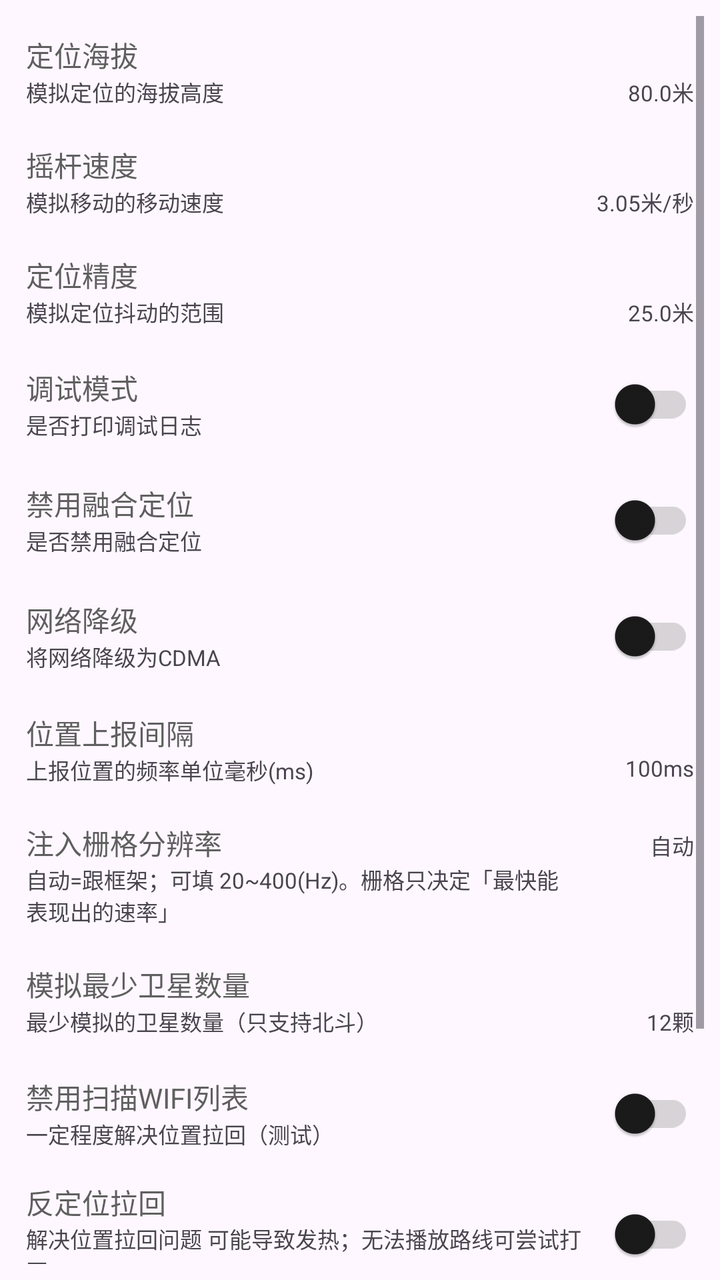
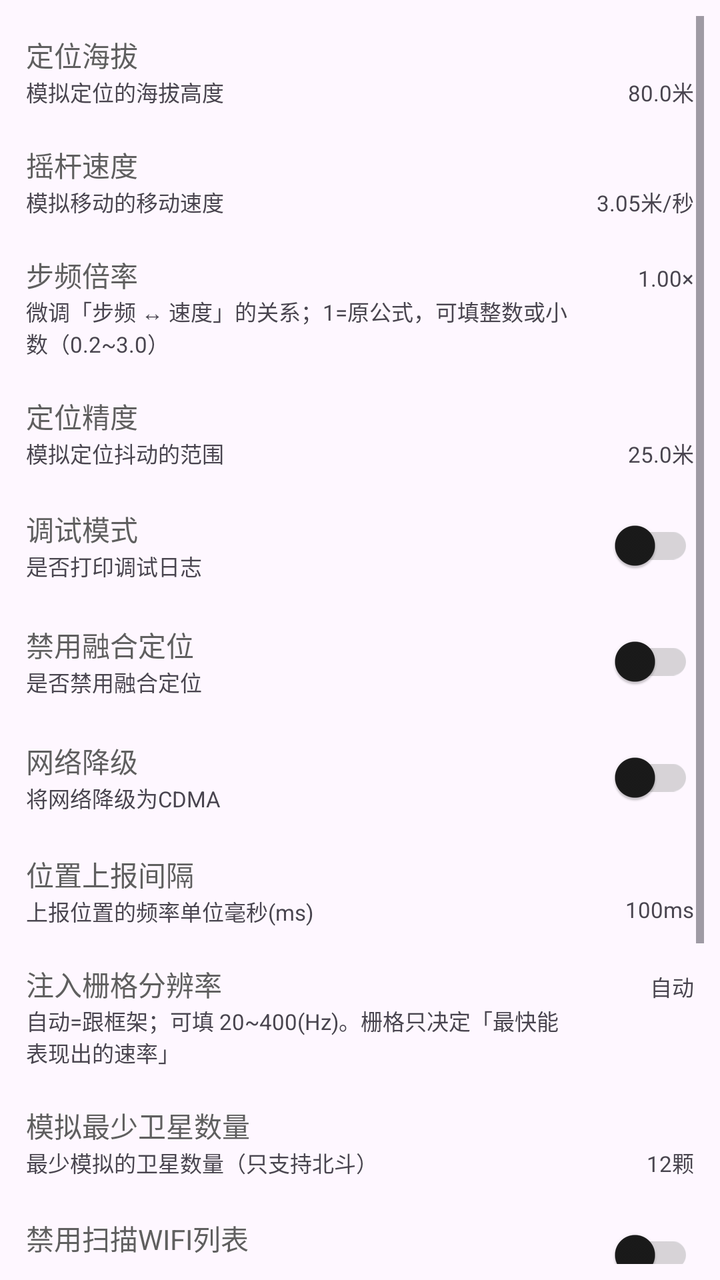

Before-and-after screenshots of an Android layout around one commit, followed by the original layout XML and the change that was made.
<!-- AndroidManifest.xml: application theme AppTheme -->
<!-- res/layout/fragment_settings.xml -->
<?xml version="1.0" encoding="utf-8"?>
<androidx.constraintlayout.widget.ConstraintLayout xmlns:android="http://schemas.android.com/apk/res/android"
    xmlns:app="http://schemas.android.com/apk/res-auto"
    xmlns:tools="http://schemas.android.com/tools"
    android:layout_width="match_parent"
    android:layout_height="match_parent"
    android:padding="8dp"
    tools:context=".ui.settings.SettingsFragment">

    <ScrollView
        android:layout_width="match_parent"
        android:layout_height="0dp"
        app:layout_constraintTop_toTopOf="parent"
        app:layout_constraintStart_toStartOf="parent">

        <LinearLayout
            android:layout_width="match_parent"
            android:layout_height="wrap_content"
            android:orientation="vertical">

            <LinearLayout
                android:id="@+id/selinux_layout"
                android:visibility="gone"
                android:layout_width="match_parent"
                android:layout_height="wrap_content"
                android:gravity="center_vertical"
                android:orientation="horizontal"
                android:padding="5dp">
                <LinearLayout
                    android:layout_width="0dp"
                    android:layout_height="wrap_content"
                    android:layout_weight="1"
                    android:orientation="vertical"
                    android:gravity="center_vertical">
                    <com.google.android.material.textview.MaterialTextView
                        android:layout_width="wrap_content"
                        android:layout_height="wrap_content"
                        android:text="@string/selinux"
                        android:textColor="?attr/colorOnSurfaceVariant" />
                    <com.google.android.material.textview.MaterialTextView
                        android:layout_width="wrap_content"
                        android:layout_height="wrap_content"
                        android:text="@string/need_open_selinux"
                        android:textSize="11sp" />
                </LinearLayout>
                <com.google.android.material.switchmaterial.SwitchMaterial
                    android:id="@+id/selinux_switch"
                    android:layout_width="wrap_content"
                    android:layout_height="wrap_content"
                    android:layout_gravity="center_vertical"
                    app:useMaterialThemeColors="true"
                    app:trackTint="@color/switch_track_tint"/>
            </LinearLayout>

            <androidx.constraintlayout.widget.ConstraintLayout
                android:id="@+id/altitude_layout"
                android:layout_width="match_parent"
                android:layout_height="wrap_content"
                android:gravity="center_vertical"
                android:padding="5dp"
                android:layout_marginTop="4dp"
                android:layout_marginBottom="4dp">

                <com.google.android.material.textview.MaterialTextView
                    android:id="@+id/altitude_title"
                    android:layout_width="0dp"
                    android:layout_height="wrap_content"
                    android:text="@string/altitude"
                    android:textColor="?attr/colorOnSurfaceVariant"
                    app:layout_constraintStart_toStartOf="parent"
                    app:layout_constraintTop_toTopOf="parent"/>

                <com.google.android.material.textview.MaterialTextView
                    android:id="@+id/altitude_desc"
                    android:layout_width="0dp"
                    android:layout_height="wrap_content"
                    android:text="@string/altitude_desc"
                    android:textSize="11sp"
                    app:layout_constraintStart_toStartOf="parent"
                    app:layout_constraintTop_toBottomOf="@id/altitude_title"/>

                <com.google.android.material.textview.MaterialTextView
                    android:id="@+id/altitude_value"
                    android:layout_width="wrap_content"
                    android:layout_height="wrap_content"
                    android:text="80.0米"
                    android:textSize="11sp"
                    app:layout_constraintTop_toBottomOf="@id/altitude_title"
                    app:layout_constraintEnd_toEndOf="parent" />

            </androidx.constraintlayout.widget.ConstraintLayout>

            <androidx.constraintlayout.widget.ConstraintLayout
                android:id="@+id/speed_layout"
                android:layout_width="match_parent"
                android:layout_height="wrap_content"
                android:gravity="center_vertical"
                android:padding="5dp"
                android:layout_marginTop="4dp"
                android:layout_marginBottom="4dp">

                <com.google.android.material.textview.MaterialTextView
                    android:id="@+id/speed_title"
                    android:layout_width="0dp"
                    android:layout_height="wrap_content"
                    android:text="@string/rocker_speed"
                    android:textColor="?attr/colorOnSurfaceVariant"
                    app:layout_constraintStart_toStartOf="parent"
                    app:layout_constraintTop_toTopOf="parent"/>

                <com.google.android.material.textview.MaterialTextView
                    android:id="@+id/speed_desc"
                    android:layout_width="0dp"
                    android:layout_height="wrap_content"
                    android:text="@string/rocker_speed_desc"
                    android:textSize="11sp"
                    app:layout_constraintStart_toStartOf="parent"
                    app:layout_constraintTop_toBottomOf="@id/speed_title"/>

                <com.google.android.material.textview.MaterialTextView
                    android:id="@+id/speed_value"
                    android:layout_width="wrap_content"
                    android:layout_height="wrap_content"
                    android:text="3.05米/秒"
                    android:textSize="11sp"
                    app:layout_constraintTop_toBottomOf="@id/speed_title"
                    app:layout_constraintEnd_toEndOf="parent" />

            </androidx.constraintlayout.widget.ConstraintLayout>

            <androidx.constraintlayout.widget.ConstraintLayout
                android:id="@+id/accuracy_layout"
                android:layout_width="match_parent"
                android:layout_height="wrap_content"
                android:gravity="center_vertical"
                android:padding="5dp"
                android:layout_marginTop="4dp"
                android:layout_marginBottom="4dp">

                <com.google.android.material.textview.MaterialTextView
                    android:id="@+id/accuracy_title"
                    android:layout_width="0dp"
                    android:layout_height="wrap_content"
                    android:text="@string/accuracy"
                    android:textColor="?attr/colorOnSurfaceVariant"
                    app:layout_constraintStart_toStartOf="parent"
                    app:layout_constraintTop_toTopOf="parent"/>

                <com.google.android.material.textview.MaterialTextView
                    android:id="@+id/accuracy_desc"
                    android:layout_width="0dp"
                    android:layout_height="wrap_content"
                    android:text="@string/accuracy_desc"
                    android:textSize="11sp"
                    app:layout_constraintStart_toStartOf="parent"
                    app:layout_constraintTop_toBottomOf="@id/accuracy_title"/>

                <com.google.android.material.textview.MaterialTextView
                    android:id="@+id/accuracy_value"
                    android:layout_width="wrap_content"
                    android:layout_height="wrap_content"
                    android:text="25.0米"
                    android:textSize="11sp"
                    app:layout_constraintTop_toBottomOf="@id/accuracy_title"
                    app:layout_constraintEnd_toEndOf="parent" />

            </androidx.constraintlayout.widget.ConstraintLayout>

            <LinearLayout
                android:id="@+id/debug_layout"
                android:layout_width="match_parent"
                android:layout_height="wrap_content"
                android:padding="5dp"
                android:gravity="center_vertical"
                android:orientation="horizontal">
                <LinearLayout
                    android:layout_width="0dp"
                    android:layout_height="wrap_content"
                    android:layout_weight="1"
                    android:orientation="vertical"
                    android:gravity="center_vertical">
                    <com.google.android.material.textview.MaterialTextView
                        android:layout_width="wrap_content"
                        android:layout_height="wrap_content"
                        android:text="@string/debug"
                        android:textColor="?attr/colorOnSurfaceVariant" />
                    <com.google.android.material.textview.MaterialTextView
                        android:layout_width="wrap_content"
                        android:layout_height="wrap_content"
                        android:text="@string/debug_desc"
                        android:textSize="11sp" />
                </LinearLayout>
                <com.google.android.material.switchmaterial.SwitchMaterial
                    android:id="@+id/debug_switch"
                    android:layout_width="wrap_content"
                    android:layout_height="wrap_content"
                    android:layout_gravity="center_vertical"
                    app:useMaterialThemeColors="true"
                    app:trackTint="@color/switch_track_tint"/>
            </LinearLayout>

            <LinearLayout
                android:id="@+id/dfused_layout"
                android:layout_width="match_parent"
                android:layout_height="wrap_content"
                android:gravity="center_vertical"
                android:padding="5dp"
                android:orientation="horizontal">
                <LinearLayout
                    android:layout_width="0dp"
                    android:layout_height="wrap_content"
                    android:layout_weight="1"
                    android:orientation="vertical"
                    android:gravity="center_vertical">
                    <com.google.android.material.textview.MaterialTextView
                        android:layout_width="wrap_content"
                        android:layout_height="wrap_content"
                        android:text="@string/dfused"
                        android:textColor="?attr/colorOnSurfaceVariant" />
                    <com.google.android.material.textview.MaterialTextView
                        android:layout_width="wrap_content"
                        android:layout_height="wrap_content"
                        android:text="@string/dfused_desc"
                        android:textSize="11sp" />
                </LinearLayout>
                <com.google.android.material.switchmaterial.SwitchMaterial
                    android:id="@+id/dfused_switch"
                    android:layout_width="wrap_content"
                    android:layout_height="wrap_content"
                    android:layout_gravity="center_vertical"
                    app:useMaterialThemeColors="true"
                    app:trackTint="@color/switch_track_tint"/>
            </LinearLayout>

            <LinearLayout
                android:id="@+id/cdma_layout"
                android:layout_width="match_parent"
                android:layout_height="wrap_content"
                android:gravity="center_vertical"
                android:padding="5dp"
                android:orientation="horizontal">
                <LinearLayout
                    android:layout_width="0dp"
                    android:layout_height="wrap_content"
                    android:layout_weight="1"
                    android:orientation="vertical"
                    android:gravity="center_vertical">
                    <com.google.android.material.textview.MaterialTextView
                        android:layout_width="wrap_content"
                        android:layout_height="wrap_content"
                        android:text="@string/cdma"
                        android:textColor="?attr/colorOnSurfaceVariant" />
                    <com.google.android.material.textview.MaterialTextView
                        android:layout_width="wrap_content"
                        android:layout_height="wrap_content"
                        android:text="@string/cdma_desc"
                        android:textSize="11sp" />
                </LinearLayout>
                <com.google.android.material.switchmaterial.SwitchMaterial
                    android:id="@+id/cdma_switch"
                    android:layout_width="wrap_content"
                    android:layout_height="wrap_content"
                    android:layout_gravity="center_vertical"
                    app:useMaterialThemeColors="true"
                    app:trackTint="@color/switch_track_tint"/>
            </LinearLayout>

            <androidx.constraintlayout.widget.ConstraintLayout
                android:id="@+id/report_duration_layout"
                android:layout_width="match_parent"
                android:layout_height="wrap_content"
                android:gravity="center_vertical"
                android:padding="5dp"
                android:layout_marginTop="4dp"
                android:layout_marginBottom="4dp">

                <com.google.android.material.textview.MaterialTextView
                    android:id="@+id/report_duration_title"
                    android:layout_width="0dp"
                    android:layout_height="wrap_content"
                    android:text="@string/item_report_duration_title"
                    android:textColor="?attr/colorOnSurfaceVariant"
                    app:layout_constraintStart_toStartOf="parent"
                    app:layout_constraintTop_toTopOf="parent"/>

                <com.google.android.material.textview.MaterialTextView
                    android:id="@+id/report_duration_desc"
                    android:layout_width="0dp"
                    android:layout_height="wrap_content"
                    android:text="@string/item_report_duration_desc"
                    android:textSize="11sp"
                    app:layout_constraintStart_toStartOf="parent"
                    app:layout_constraintTop_toBottomOf="@id/report_duration_title"/>

                <com.google.android.material.textview.MaterialTextView
                    android:id="@+id/report_duration_value"
                    android:layout_width="wrap_content"
                    android:layout_height="wrap_content"
                    android:text="@string/item_report_duration_value"
                    android:textSize="11sp"
                    app:layout_constraintTop_toBottomOf="@id/report_duration_title"
                    app:layout_constraintEnd_toEndOf="parent" />

            </androidx.constraintlayout.widget.ConstraintLayout>

            <androidx.constraintlayout.widget.ConstraintLayout
                android:id="@+id/sensor_grid_layout"
                android:layout_width="match_parent"
                android:layout_height="wrap_content"
                android:gravity="center_vertical"
                android:padding="5dp"
                android:layout_marginTop="4dp"
                android:layout_marginBottom="4dp">

                <com.google.android.material.textview.MaterialTextView
                    android:id="@+id/sensor_grid_title"
                    android:layout_width="0dp"
                    android:layout_height="wrap_content"
                    android:text="注入栅格分辨率"
                    android:textColor="?attr/colorOnSurfaceVariant"
                    app:layout_constraintStart_toStartOf="parent"
                    app:layout_constraintEnd_toStartOf="@id/sensor_grid_value"
                    app:layout_constraintHorizontal_bias="0"
                    app:layout_constraintTop_toTopOf="parent"/>

                <com.google.android.material.textview.MaterialTextView
                    android:id="@+id/sensor_grid_desc"
                    android:layout_width="0dp"
                    android:layout_height="wrap_content"
                    android:layout_marginEnd="8dp"
                    android:text="自动=跟框架；可填 20~400(Hz)。栅格只决定「最快能表现出的速率」"
                    android:textSize="11sp"
                    app:layout_constraintStart_toStartOf="parent"
                    app:layout_constraintEnd_toStartOf="@id/sensor_grid_value"
                    app:layout_constraintHorizontal_bias="0"
                    app:layout_constraintTop_toBottomOf="@id/sensor_grid_title"/>

                <com.google.android.material.textview.MaterialTextView
                    android:id="@+id/sensor_grid_value"
                    android:layout_width="wrap_content"
                    android:layout_height="wrap_content"
                    android:minWidth="52dp"
                    android:gravity="end"
                    android:text="自动"
                    android:textSize="11sp"
                    app:layout_constraintBaseline_toBaselineOf="@id/sensor_grid_title"
                    app:layout_constraintEnd_toEndOf="parent" />

            </androidx.constraintlayout.widget.ConstraintLayout>

            <androidx.constraintlayout.widget.ConstraintLayout
                android:id="@+id/satellite_count_layout"
                android:layout_width="match_parent"
                android:layout_height="wrap_content"
                android:gravity="center_vertical"
                android:padding="5dp"
                android:layout_marginTop="4dp"
                android:layout_marginBottom="4dp">

                <com.google.android.material.textview.MaterialTextView
                    android:id="@+id/satellite_count_title"
                    android:layout_width="0dp"
                    android:layout_height="wrap_content"
                    android:text="模拟最少卫星数量"
                    android:textColor="?attr/colorOnSurfaceVariant"
                    app:layout_constraintStart_toStartOf="parent"
                    app:layout_constraintTop_toTopOf="parent"/>

                <com.google.android.material.textview.MaterialTextView
                    android:id="@+id/satellite_count_desc"
                    android:layout_width="0dp"
                    android:layout_height="wrap_content"
                    android:text="最少模拟的卫星数量（只支持北斗）"
                    android:textSize="11sp"
                    app:layout_constraintStart_toStartOf="parent"
                    app:layout_constraintTop_toBottomOf="@id/satellite_count_title"/>

                <com.google.android.material.textview.MaterialTextView
                    android:id="@+id/satellite_count_value"
                    android:layout_width="wrap_content"
                    android:layout_height="wrap_content"
                    android:text="12颗"
                    android:textSize="11sp"
                    app:layout_constraintTop_toBottomOf="@id/satellite_count_title"
                    app:layout_constraintEnd_toEndOf="parent" />

            </androidx.constraintlayout.widget.ConstraintLayout>

            <LinearLayout
                android:id="@+id/disable_wlan_scan_layout"
                android:layout_width="match_parent"
                android:layout_height="wrap_content"
                android:gravity="center_vertical"
                android:padding="5dp"
                android:orientation="horizontal">
                <LinearLayout
                    android:layout_width="0dp"
                    android:layout_height="wrap_content"
                    android:layout_weight="1"
                    android:orientation="vertical"
                    android:gravity="center_vertical">
                    <com.google.android.material.textview.MaterialTextView
                        android:layout_width="wrap_content"
                        android:layout_height="wrap_content"
                        android:text="禁用扫描WIFI列表"
                        android:textColor="?attr/colorOnSurfaceVariant" />
                    <com.google.android.material.textview.MaterialTextView
                        android:layout_width="wrap_content"
                        android:layout_height="wrap_content"
                        android:text="一定程度解决位置拉回（测试）"
                        android:textSize="11sp" />
                </LinearLayout>
                <com.google.android.material.switchmaterial.SwitchMaterial
                    android:id="@+id/disable_wlan_scan_switch"
                    android:layout_width="wrap_content"
                    android:layout_height="wrap_content"
                    android:layout_gravity="center_vertical"
                    app:useMaterialThemeColors="true"
                    app:trackTint="@color/switch_track_tint"/>
            </LinearLayout>

            <LinearLayout
                android:id="@+id/loop_broadcast_location_layout"
                android:layout_width="match_parent"
                android:layout_height="wrap_content"
                android:gravity="center_vertical"
                android:padding="5dp"
                android:orientation="horizontal">
                <LinearLayout
                    android:layout_width="0dp"
                    android:layout_height="wrap_content"
                    android:layout_weight="1"
                    android:orientation="vertical"
                    android:gravity="center_vertical">
                    <com.google.android.material.textview.MaterialTextView
                        android:layout_width="wrap_content"
                        android:layout_height="wrap_content"
                        android:text="反定位拉回"
                        android:textColor="?attr/colorOnSurfaceVariant" />
                    <com.google.android.material.textview.MaterialTextView
                        android:layout_width="wrap_content"
                        android:layout_height="wrap_content"
                        android:text="解决位置拉回问题 可能导致发热；无法播放路线可尝试打开"
                        android:textSize="11sp" />
                </LinearLayout>
                <com.google.android.material.switchmaterial.SwitchMaterial
                    android:id="@+id/loop_broadcast_location_switch"
                    android:layout_width="wrap_content"
                    android:layout_height="wrap_content"
                    android:layout_gravity="center_vertical"
                    app:useMaterialThemeColors="true"
                    app:trackTint="@color/switch_track_tint"/>
            </LinearLayout>

            <LinearLayout
                android:id="@+id/binder_sensor_mock_layout"
                android:layout_width="match_parent"
                android:layout_height="wrap_content"
                android:layout_marginTop="4dp"
                android:layout_marginBottom="4dp"
                android:gravity="center_vertical"
                android:orientation="horizontal"
                android:padding="5dp">
                <LinearLayout
                    android:layout_width="0dp"
                    android:layout_height="wrap_content"
                    android:layout_weight="1"
                    android:gravity="center_vertical"
                    android:orientation="vertical">
                    <com.google.android.material.textview.MaterialTextView
                        android:layout_width="wrap_content"
                        android:layout_height="wrap_content"
                        android:text="@string/binder_sensor_mock"
                        android:textColor="?attr/colorOnSurfaceVariant" />
                    <com.google.android.material.textview.MaterialTextView
                        android:layout_width="wrap_content"
                        android:layout_height="wrap_content"
                        android:textSize="11sp"
                        android:text="@string/binder_sensor_mock_desc" />
                </LinearLayout>
                <com.google.android.material.switchmaterial.SwitchMaterial
                    android:id="@+id/binder_sensor_mock_switch"
                    android:layout_width="wrap_content"
                    android:layout_height="wrap_content"
                    android:layout_gravity="center_vertical"
                    app:useMaterialThemeColors="true"
                    app:trackTint="@color/switch_track_tint"/>
            </LinearLayout>

            <LinearLayout
                android:id="@+id/allow_landscape_layout"
                android:layout_width="match_parent"
                android:layout_height="wrap_content"
                android:gravity="center_vertical"
                android:padding="5dp"
                android:orientation="horizontal">
                <LinearLayout
                    android:layout_width="0dp"
                    android:layout_height="wrap_content"
                    android:layout_weight="1"
                    android:orientation="vertical"
                    android:gravity="center_vertical">
                    <com.google.android.material.textview.MaterialTextView
                        android:layout_width="wrap_content"
                        android:layout_height="wrap_content"
                        android:text="@string/allow_landscape"
                        android:textColor="?attr/colorOnSurfaceVariant" />
                    <com.google.android.material.textview.MaterialTextView
                        android:layout_width="wrap_content"
                        android:layout_height="wrap_content"
                        android:text="@string/allow_landscape_desc"
                        android:textSize="11sp" />
                </LinearLayout>
                <com.google.android.material.switchmaterial.SwitchMaterial
                    android:id="@+id/allow_landscape_switch"
                    android:layout_width="wrap_content"
                    android:layout_height="wrap_content"
                    android:layout_gravity="center_vertical"
                    app:useMaterialThemeColors="true"
                    app:trackTint="@color/switch_track_tint"/>
            </LinearLayout>
        </LinearLayout>

    </ScrollView>
</androidx.constraintlayout.widget.ConstraintLayout>
<!-- resources referenced by this layout -->
<resources>
  <string name="accuracy">定位精度</string>
  <string name="accuracy_desc">模拟定位抖动的范围</string>
  <string name="allow_landscape">允许横屏</string>
  <string name="allow_landscape_desc">可能有视觉问题</string>
  <string name="altitude">定位海拔</string>
  <string name="altitude_desc">模拟定位的海拔高度</string>
  <string name="binder_sensor_mock">Binder 外周传感器模拟</string>
  <string name="binder_sensor_mock_desc">实验性：只在系统框架层伪造外周传感器，不注入目标应用；需重启目标应用生效</string>
  <string name="cdma">网络降级</string>
  <string name="cdma_desc">将网络降级为CDMA</string>
  <string name="debug">调试模式</string>
  <string name="debug_desc">是否打印调试日志</string>
  <string name="dfused">禁用融合定位</string>
  <string name="dfused_desc">是否禁用融合定位</string>
  <string name="item_report_duration_desc">上报位置的频率单位毫秒(ms)</string>
  <string name="item_report_duration_title">位置上报间隔</string>
  <string name="item_report_duration_value">100ms</string>
  <string name="need_open_selinux">是否开启SELinux</string>
  <string name="rocker_speed">摇杆速度</string>
  <string name="rocker_speed_desc">模拟移动的移动速度</string>
  <string name="selinux">SELinux</string>
  <style name="AppTheme" parent="Theme.Material3.Light.NoActionBar">
          
          <item name="colorPrimary">#5F5F5F</item>
          <item name="colorOnPrimary">#FFFFFF</item>
          <item name="colorPrimaryContainer">#E0E0E0</item>
          <item name="colorOnPrimaryContainer">#1E1E1E</item>
          <item name="colorSecondary">#494949</item>
          <item name="colorOnSecondary">#FFFFFF</item>
          <item name="colorSecondaryContainer">#E7E7E7</item>
          <item name="colorOnSecondaryContainer">#2A2A2A</item>
          <item name="colorSurface">#FFFFFF</item>
          <item name="colorOnSurface">#1A1A1A</item>
          <item name="colorSurfaceVariant">#F0F0F0</item>
          <item name="colorOnSurfaceVariant">#5F5F5F</item>
          <item name="colorOutline">#747474</item>
  
          
          <item name="portalFabIconTint">#1A1A1A</item>
  
          
          <item name="android:statusBarColor">@android:color/transparent</item>
          <item name="android:windowDrawsSystemBarBackgrounds">true</item>
          <item name="android:windowTranslucentStatus">true</item>
          <item name="windowActionModeOverlay">true</item>
          <item name="windowActionBar">false</item>
          <item name="windowNoTitle">true</item>
  
          
          <item name="searchViewStyle">@style/Portal.SearchViewStyle</item>
          <item name="sliderStyle">@style/Portal.SliderTheme</item>
          <item name="android:popupMenuStyle">@style/PortalPopupMenuStyle</item>
      </style>
  <style name="Portal.SearchViewStyle" parent="Widget.AppCompat.SearchView" />
  <style name="Portal.SliderTheme" parent="Widget.Material3.Slider" />
  <style name="PortalPopupMenuStyle" parent="Widget.Material3.PopupMenu">
          <item name="android:popupAnimationStyle">@style/PortalPopupAnimation</item>
      </style>
  <style name="PortalPopupAnimation">
          <item name="android:windowEnterAnimation">@anim/popup_in_top_end</item>
          <item name="android:windowExitAnimation">@anim/popup_out_top_end</item>
      </style>
</resources>

<!-- the commit's change to res/layout/fragment_settings.xml (unified diff, before → after) -->
@@ -129,6 +129,50 @@
             </androidx.constraintlayout.widget.ConstraintLayout>
 
             <androidx.constraintlayout.widget.ConstraintLayout
+                android:id="@+id/cadence_scale_layout"
+                android:layout_width="match_parent"
+                android:layout_height="wrap_content"
+                android:gravity="center_vertical"
+                android:padding="5dp"
+                android:layout_marginTop="4dp"
+                android:layout_marginBottom="4dp">
+
+                <com.google.android.material.textview.MaterialTextView
+                    android:id="@+id/cadence_scale_title"
+                    android:layout_width="0dp"
+                    android:layout_height="wrap_content"
+                    android:text="步频倍率"
+                    android:textColor="?attr/colorOnSurfaceVariant"
+                    app:layout_constraintStart_toStartOf="parent"
+                    app:layout_constraintEnd_toStartOf="@id/cadence_scale_value"
+                    app:layout_constraintHorizontal_bias="0"
+                    app:layout_constraintTop_toTopOf="parent"/>
+
+                <com.google.android.material.textview.MaterialTextView
+                    android:id="@+id/cadence_scale_desc"
+                    android:layout_width="0dp"
+                    android:layout_height="wrap_content"
+                    android:layout_marginEnd="8dp"
+                    android:text="微调「步频 ↔ 速度」的关系；1=原公式，可填整数或小数（0.2~3.0）"
+                    android:textSize="11sp"
+                    app:layout_constraintStart_toStartOf="parent"
+                    app:layout_constraintEnd_toStartOf="@id/cadence_scale_value"
+                    app:layout_constraintHorizontal_bias="0"
+                    app:layout_constraintTop_toBottomOf="@id/cadence_scale_title"/>
+
+                <com.google.android.material.textview.MaterialTextView
+                    android:id="@+id/cadence_scale_value"
+                    android:layout_width="wrap_content"
+                    android:layout_height="wrap_content"
+                    android:minWidth="52dp"
+                    android:gravity="end"
+                    android:text="1.00×"
+                    android:textSize="11sp"
+                    app:layout_constraintBaseline_toBaselineOf="@id/cadence_scale_title"
+                    app:layout_constraintEnd_toEndOf="parent" />
+            </androidx.constraintlayout.widget.ConstraintLayout>
+
+            <androidx.constraintlayout.widget.ConstraintLayout
                 android:id="@+id/accuracy_layout"
                 android:layout_width="match_parent"
                 android:layout_height="wrap_content"
